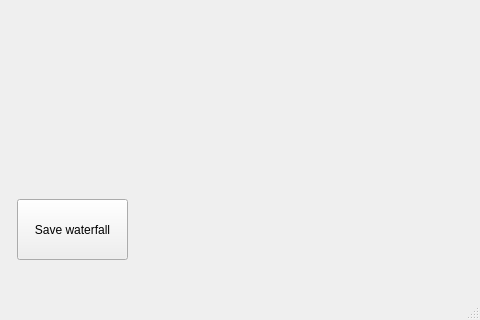
Before: the Qt Designer form recording/views/Waterfall_Window.ui in aquilesC/NanoCETPy, drawn with Qt 5; both pictures show x 973 to 1453 and y 480 to 800 of the 1453 by 800 pixel window.
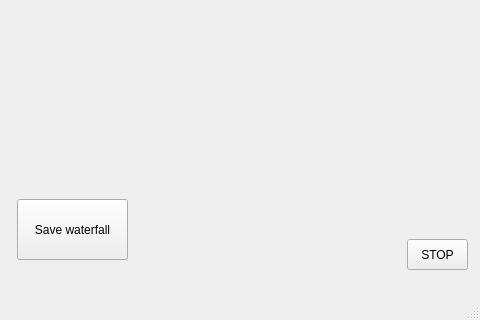
After: the same form once the commit is applied.

Commit message: first try at waterfall display and saving

The edit to the form file:
```diff
--- a/recording/views/Waterfall_Window.ui
+++ b/recording/views/Waterfall_Window.ui
@@ -65,6 +65,19 @@
      <string>Save waterfall</string>
     </property>
    </widget>
+   <widget class="QPushButton" name="stop_button">
+    <property name="geometry">
+     <rect>
+      <x>1380</x>
+      <y>700</y>
+      <width>61</width>
+      <height>31</height>
+     </rect>
+    </property>
+    <property name="text">
+     <string>STOP</string>
+    </property>
+   </widget>
   </widget>
   <widget class="QMenuBar" name="menubar">
    <property name="geometry">
```
The commit also changes 3 other files.
